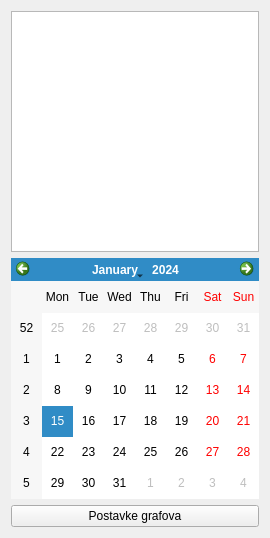
First picture: the form in rest_izbornik_gui.ui, repository kluksa/kontrola-podataka, before the edit.
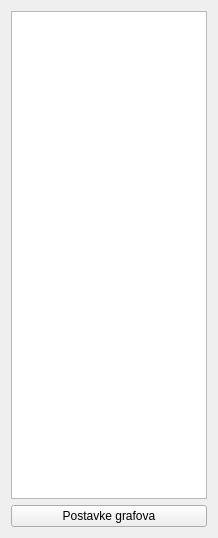
Second picture: the form after the edit.

Commit message: Sredio upload referentnih vrijednosti na REST, implementirao toolbar za zoom/pick opcijama.

```diff
--- a/rest_izbornik_gui.ui
+++ b/rest_izbornik_gui.ui
@@ -25,20 +25,7 @@
     </widget>
    </item>
    <item>
-    <widget class="QCalendarWidget" name="calendarWidget">
-     <property name="sizePolicy">
-      <sizepolicy hsizetype="MinimumExpanding" vsizetype="MinimumExpanding">
-       <horstretch>0</horstretch>
-       <verstretch>0</verstretch>
-      </sizepolicy>
-     </property>
-     <property name="firstDayOfWeek">
-      <enum>Qt::Monday</enum>
-     </property>
-     <property name="gridVisible">
-      <bool>false</bool>
-     </property>
-    </widget>
+    <layout class="QVBoxLayout" name="calendarLayout"/>
    </item>
    <item>
     <widget class="QPushButton" name="postavkeGrafova">
```
The commit also changes 16 other files.
